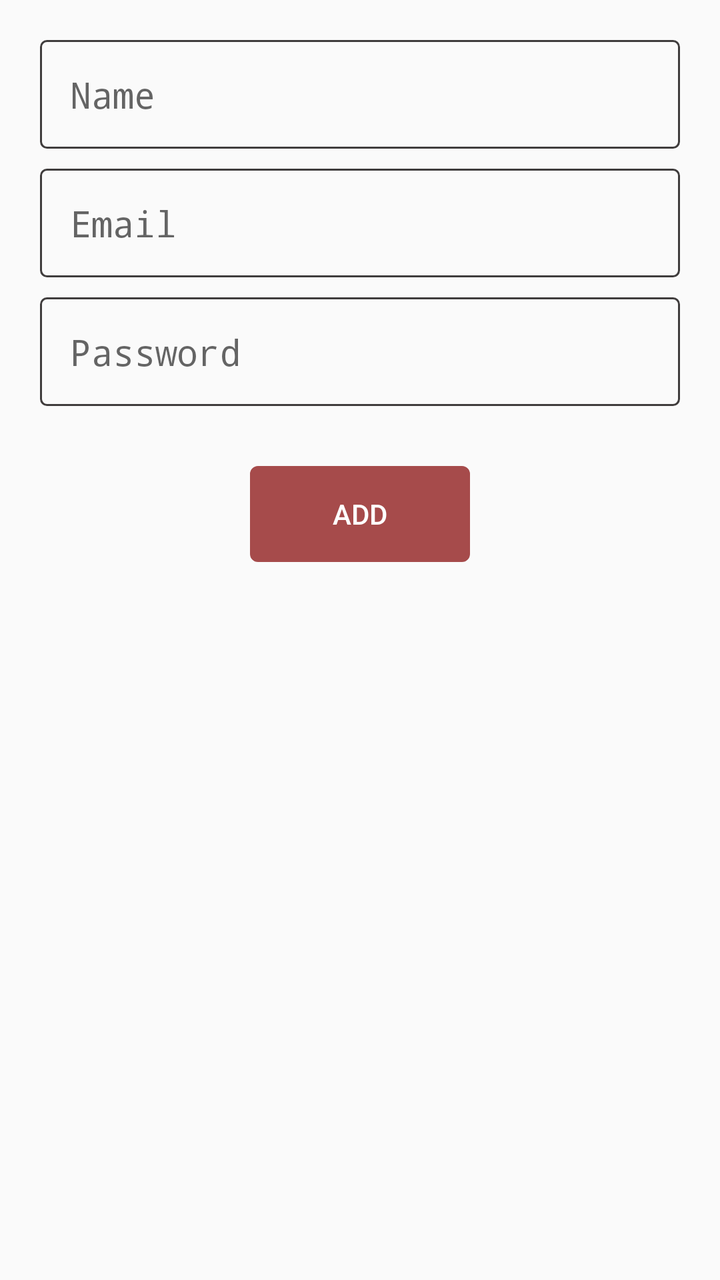
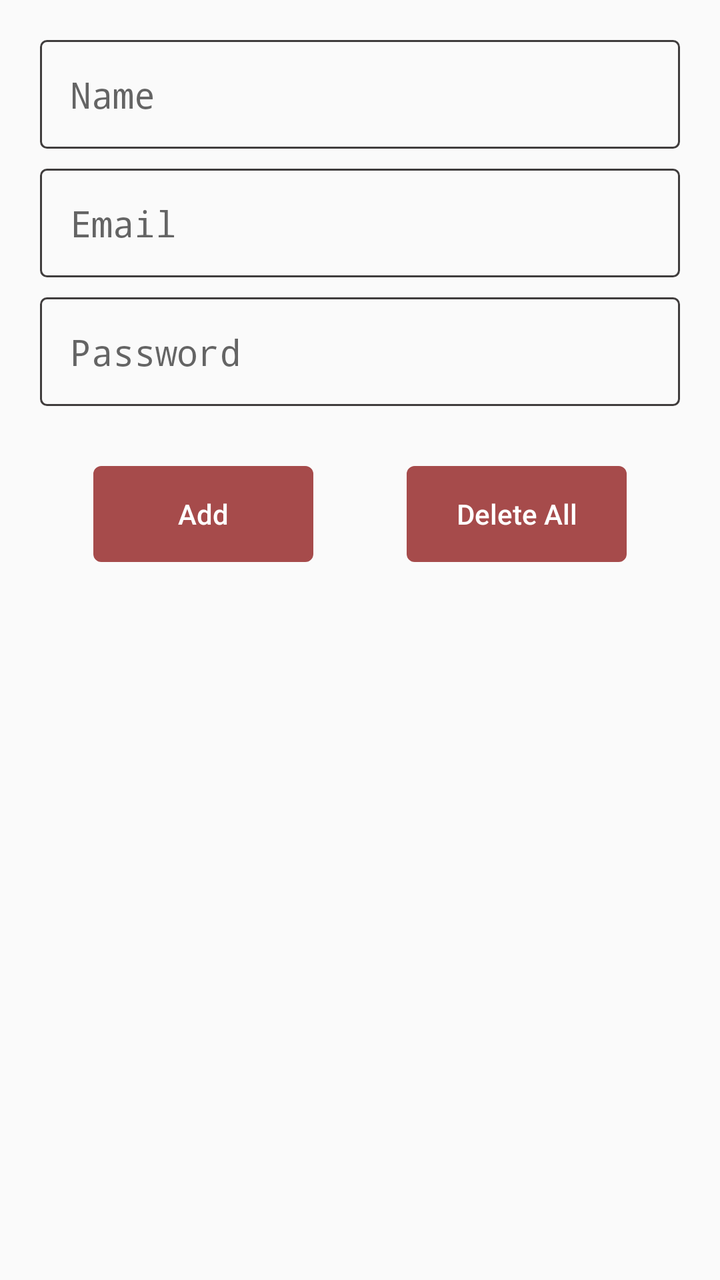

Screens rendered from an Android XML layout before and after an edit, with the pre-edit source and the edit as a unified diff.
<!-- AndroidManifest.xml: application theme Theme.RoomDataBase -->
<!-- res/layout/activity_main.xml -->
<?xml version="1.0" encoding="utf-8"?>
<androidx.constraintlayout.widget.ConstraintLayout xmlns:android="http://schemas.android.com/apk/res/android"
    xmlns:app="http://schemas.android.com/apk/res-auto"
    xmlns:tools="http://schemas.android.com/tools"
    android:id="@+id/main"
    android:layout_width="match_parent"
    android:layout_height="match_parent"
    tools:context=".MainActivity"
    tools:ignore="HardcodedText,Autofill">

    <EditText
        android:id="@+id/first_ed"
        android:layout_width="0dp"
        android:layout_height="wrap_content"
        android:layout_marginStart="20dp"
        android:layout_marginTop="20dp"
        android:layout_marginEnd="20dp"
        android:background="@drawable/edit_selector"
        android:fontFamily="monospace"
        android:hint="Name"
        android:inputType="text"
        android:padding="15dp"


        app:layout_constraintEnd_toEndOf="parent"
        app:layout_constraintStart_toStartOf="parent"

        app:layout_constraintTop_toTopOf="parent" />
    <EditText
        android:id="@+id/soc_ed"
        android:layout_width="0dp"
        android:layout_height="wrap_content"
        app:layout_constraintStart_toStartOf="@id/first_ed"
        app:layout_constraintEnd_toEndOf="@id/first_ed"
        app:layout_constraintTop_toBottomOf="@id/first_ed"
        android:background="@drawable/edit_selector"
        android:padding="15dp"
        android:fontFamily="monospace"
        android:layout_marginTop="10dp"
        android:inputType="textEmailAddress"
        android:hint="Email"
        android:layout_marginBottom="20dp"

        />
    <EditText
        android:id="@+id/thr_ed"
        android:layout_width="0dp"
        android:layout_height="wrap_content"
        app:layout_constraintStart_toStartOf="@id/soc_ed"
        app:layout_constraintEnd_toEndOf="@id/soc_ed"
        app:layout_constraintTop_toBottomOf="@id/soc_ed"
        android:background="@drawable/edit_selector"
        android:fontFamily="monospace"

        android:padding="15dp"
        android:layout_marginTop="10dp"
        android:inputType="textPassword"
        android:hint="Password"


        />

    <Button
        android:id="@+id/button"
        android:layout_width="110dp"
        app:layout_constraintStart_toStartOf="@id/thr_ed"
        app:layout_constraintTop_toBottomOf="@id/thr_ed"

        app:layout_constraintEnd_toEndOf="@id/thr_ed"
        android:layout_marginTop="30dp"
        android:backgroundTint="#A64B4B"
        android:textColor="@color/white"
        android:background="@drawable/floating_shape"

        android:layout_height="wrap_content"
        android:text="Add"
      />

    <androidx.recyclerview.widget.RecyclerView
        android:id="@+id/Rv"
        android:layout_width="0dp"
        android:layout_height="450dp"
        android:layout_marginStart="1dp"
        android:layout_marginEnd="1dp"
        android:layout_marginTop="2dp"
        app:layout_constraintBottom_toBottomOf="parent"
        app:layout_constraintEnd_toEndOf="parent"
        app:layout_constraintStart_toStartOf="parent"
        app:layout_constraintTop_toBottomOf="@id/button" />


</androidx.constraintlayout.widget.ConstraintLayout>
<!-- resources referenced by this layout -->
<resources>
  <color name="white">#FFFFFFFF</color>
  <!-- drawable edit_selector (drawable) -->
  <?xml version="1.0" encoding="utf-8"?>
  <selector  xmlns:android="http://schemas.android.com/apk/res/android">
  
      <item android:state_focused="true" android:drawable="@drawable/floating_shape"/>
      <item android:state_pressed="false" android:drawable="@drawable/edittxt_shape"/>
  </selector>
  <!-- drawable floating_shape (drawable) -->
  <?xml version="1.0" encoding="utf-8"?>
  <shape android:shape="rectangle" xmlns:android="http://schemas.android.com/apk/res/android">
          <stroke android:color="#00A6FF" android:width="2dp"/>
      <corners android:radius="3dp"/>
  
  </shape>
  <style name="Theme.RoomDataBase" parent="Base.Theme.RoomDataBase" />
  <!-- drawable edittxt_shape (drawable) -->
  <?xml version="1.0" encoding="utf-8"?>
  <shape android:shape="rectangle" xmlns:android="http://schemas.android.com/apk/res/android">
          <stroke android:color="#403D3D" android:width="1dp"/>
      <corners android:radius="3dp"/>
  </shape>
  <style name="Base.Theme.RoomDataBase" parent="Theme.Design.Light.NoActionBar">
          
          
      </style>
</resources>

<!-- the commit's change to res/layout/activity_main.xml (unified diff, before → after) -->
@@ -63,18 +63,19 @@
     <Button
         android:id="@+id/button"
         android:layout_width="110dp"
-        app:layout_constraintStart_toStartOf="@id/thr_ed"
-        app:layout_constraintTop_toBottomOf="@id/thr_ed"
+        android:layout_height="wrap_content"
+        android:layout_marginTop="30dp"
 
-        app:layout_constraintEnd_toEndOf="@id/thr_ed"
-        android:layout_marginTop="30dp"
+        android:background="@drawable/floating_shape"
         android:backgroundTint="#A64B4B"
+        android:text="Add"
         android:textColor="@color/white"
-        android:background="@drawable/floating_shape"
 
-        android:layout_height="wrap_content"
-        android:text="Add"
-      />
+        app:layout_constraintEnd_toStartOf="@+id/button2"
+        app:layout_constraintHorizontal_bias="0.5"
+        app:layout_constraintStart_toStartOf="parent"
+        android:textAllCaps="false"
+        app:layout_constraintTop_toBottomOf="@id/thr_ed" />
 
     <androidx.recyclerview.widget.RecyclerView
         android:id="@+id/Rv"
@@ -82,11 +83,27 @@
         android:layout_height="450dp"
         android:layout_marginStart="1dp"
         android:layout_marginEnd="1dp"
-        android:layout_marginTop="2dp"
+        android:layout_marginTop="4dp"
         app:layout_constraintBottom_toBottomOf="parent"
         app:layout_constraintEnd_toEndOf="parent"
         app:layout_constraintStart_toStartOf="parent"
         app:layout_constraintTop_toBottomOf="@id/button" />
 
+    <Button
+        android:id="@+id/button2"
+        android:layout_width="110dp"
+        android:layout_height="wrap_content"
+        android:background="@drawable/floating_shape"
+        android:backgroundTint="#A64B4B"
+        android:text="Delete All"
+        android:textAllCaps="false"
+        android:textColor="@color/white"
+        app:layout_constraintBottom_toBottomOf="@+id/button"
+        app:layout_constraintEnd_toEndOf="parent"
+
+        app:layout_constraintHorizontal_bias="0.5"
+        app:layout_constraintStart_toEndOf="@+id/button"
+        app:layout_constraintTop_toTopOf="@+id/button" />
+
 
 </androidx.constraintlayout.widget.ConstraintLayout>
